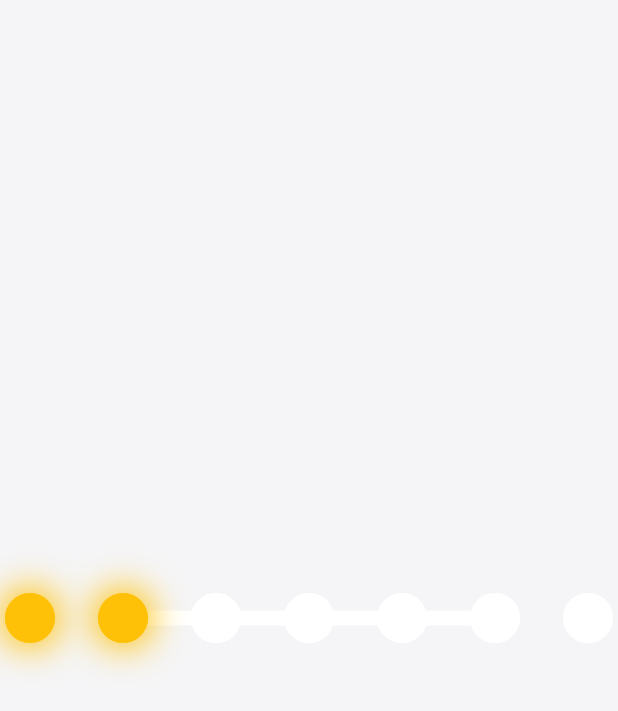
After one commit to palashcse2k8/flutter, a Flutter app: the CustomProgressIndicator screen opened directly, on a phone screen of 412 x 824 dp. The commit adds this screen. Shown: the top 711 px of the screen. Run offline on Flutter 3.47's test engine with Material 2 defaults, Android fonts, the phone set to English and light mode, and no system bars; our stand-ins replace equatable, flutter_speed_dial, go_router, shared_preferences, sqflite, webview_flutter; missing offline and left inert: external_app_launcher, flutter_pdfview; accounts and stored records are empty.

Commit message:
Account Opening Started

```diff
--- /dev/null
+++ b/lib/sblesheba/presentation/pages/account_openning/progress-indicator.dart
@@ -0,0 +1,68 @@
+import 'package:flutter/material.dart';
+
+class CustomProgressIndicator extends StatefulWidget {
+  const CustomProgressIndicator({super.key});
+
+  @override
+  State<CustomProgressIndicator> createState() =>
+      _CustomProgressIndicatorState();
+}
+
+class _CustomProgressIndicatorState extends State<CustomProgressIndicator> {
+  final List<int> steps = [1, 2, 3, 4, 5, 6, 7];
+
+  @override
+  Widget build(BuildContext context) {
+    return Scaffold(
+      backgroundColor: const Color(0xFFF5F5F7),
+      body: Center(
+        child: Stack(
+          alignment: Alignment.center,
+          children: [
+            Container(
+              width: 280.0,
+              child: const Divider(
+                color: Colors.white,
+                thickness: 10,
+              ),
+            ),
+            Row(
+              mainAxisAlignment: MainAxisAlignment.spaceBetween,
+              children: [
+                for (var step in steps)
+                  step < 3 ? CustomCompleteCircle() : CustomNotCompleteCircle(),
+              ],
+            )
+          ],
+        ),
+      ),
+    );
+  }
+
+  Widget CustomCompleteCircle() {
+    return Container(
+      decoration: const BoxDecoration(
+        shape: BoxShape.circle,
+        boxShadow: [
+          BoxShadow(
+            blurRadius: 20,
+            color: Colors.amber,
+          ),
+        ],
+      ),
+      child: const Icon(
+        Icons.circle,
+        color: Colors.amber,
+        size: 40.0,
+      ),
+    );
+  }
+
+  Widget CustomNotCompleteCircle() {
+    return const Icon(
+      Icons.circle,
+      color: Colors.white,
+      size: 40.0,
+    );
+  }
+}
```
Also changed, not shown: lib/sblesheba/presentation/pages/account_openning/account-opening-page2.dart (+64 -7 lines).
